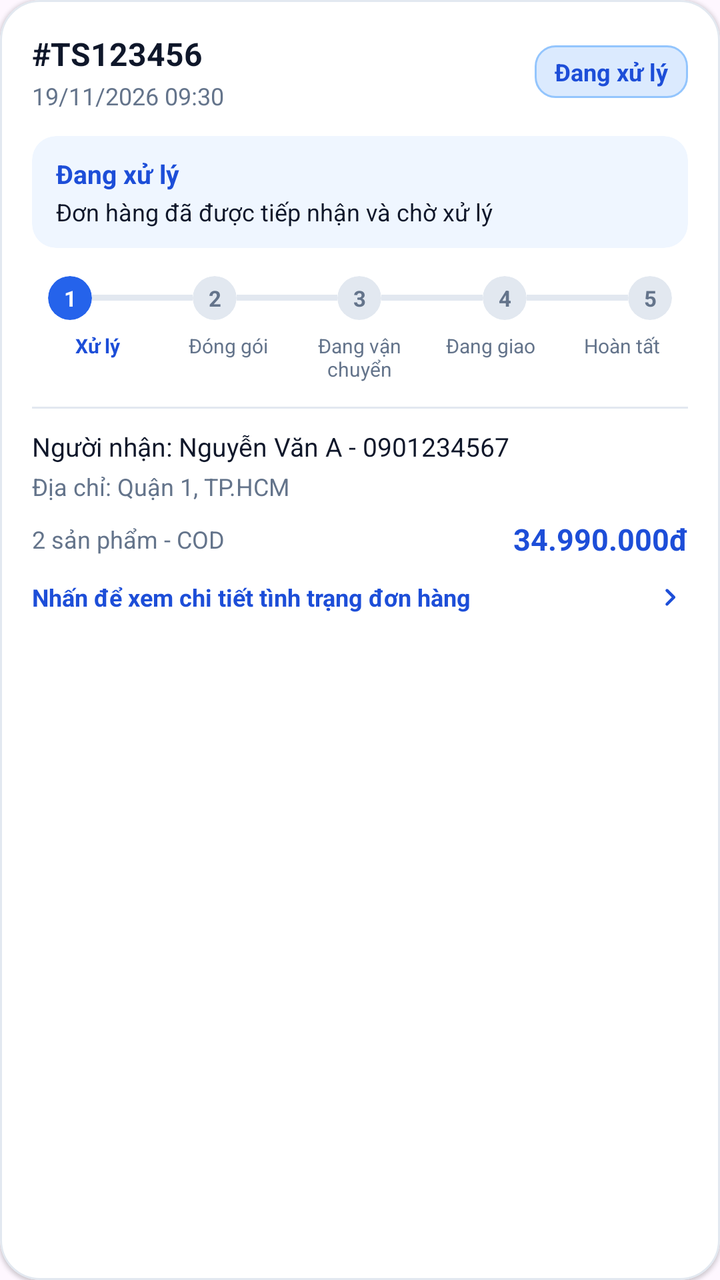
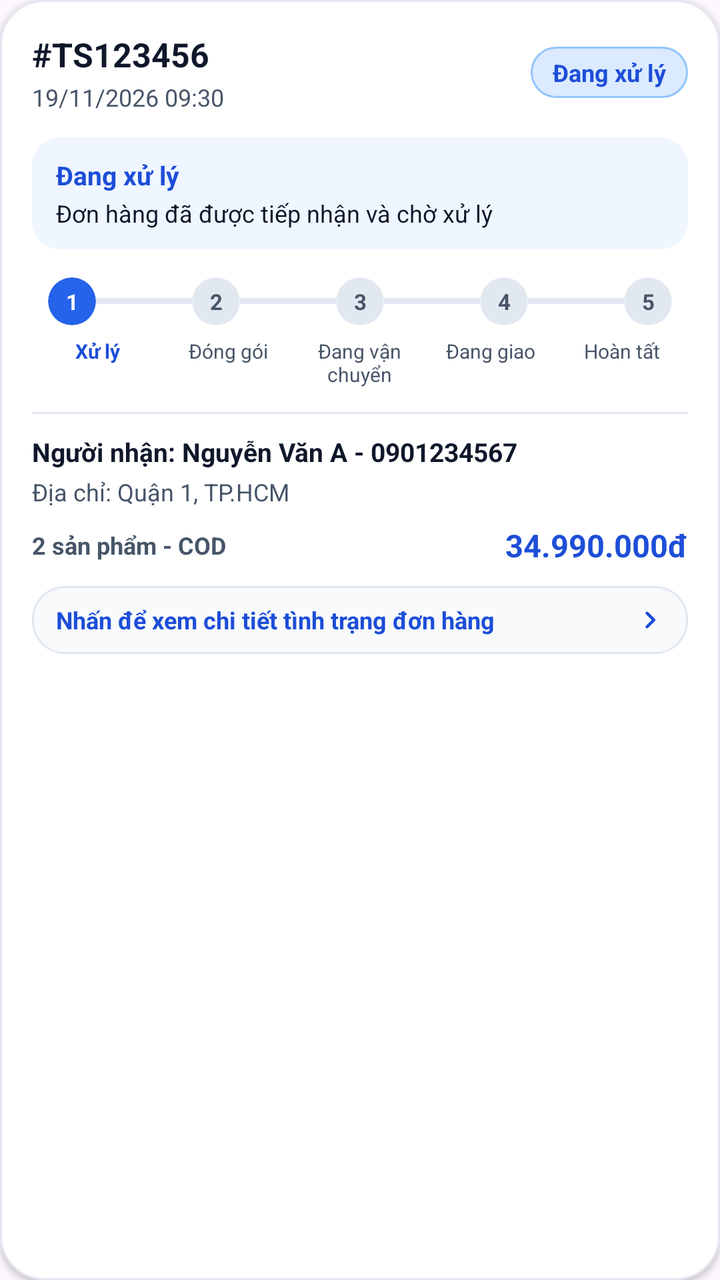

Compare the two renders of this Android layout. The source of the first and the diff that turns it into the second are given below.
<!-- AndroidManifest.xml: application theme Theme.MyApplication -->
<!-- res/layout/item_order_tracking.xml -->
<?xml version="1.0" encoding="utf-8"?>
<com.google.android.material.card.MaterialCardView xmlns:android="http://schemas.android.com/apk/res/android"
    xmlns:app="http://schemas.android.com/apk/res-auto"
    xmlns:tools="http://schemas.android.com/tools"
    android:layout_width="match_parent"
    android:layout_height="wrap_content"
    android:layout_marginBottom="14dp"
    app:cardBackgroundColor="@color/surface"
    app:cardCornerRadius="20dp"
    app:cardElevation="1dp"
    app:strokeColor="@color/border"
    app:strokeWidth="1dp"
    tools:ignore="HardcodedText">

    <LinearLayout
        android:layout_width="match_parent"
        android:layout_height="wrap_content"
        android:orientation="vertical"
        android:padding="16dp">

        
        <LinearLayout
            android:layout_width="match_parent"
            android:layout_height="wrap_content"
            android:gravity="center_vertical"
            android:orientation="horizontal">

            <LinearLayout
                android:layout_width="0dp"
                android:layout_height="wrap_content"
                android:layout_weight="1"
                android:orientation="vertical">

                <TextView
                    android:id="@+id/tvOrderCode"
                    android:layout_width="wrap_content"
                    android:layout_height="wrap_content"
                    android:text="#TS123456"
                    android:textColor="@color/ink"
                    android:textSize="16sp"
                    android:textStyle="bold" />

                <TextView
                    android:id="@+id/tvOrderDate"
                    android:layout_width="wrap_content"
                    android:layout_height="wrap_content"
                    android:layout_marginTop="2dp"
                    android:text="19/11/2026 09:30"
                    android:textColor="@color/text_secondary"
                    android:textSize="12sp" />
            </LinearLayout>

            <TextView
                android:id="@+id/tvStatusBadge"
                android:layout_width="wrap_content"
                android:layout_height="wrap_content"
                android:background="@drawable/bg_badge_primary"
                android:paddingStart="10dp"
                android:paddingTop="5dp"
                android:paddingEnd="10dp"
                android:paddingBottom="5dp"
                android:text="Đang xử lý"
                android:textColor="@color/primary_dark"
                android:textSize="12sp"
                android:textStyle="bold" />
        </LinearLayout>

        
        <com.google.android.material.card.MaterialCardView
            android:id="@+id/cardStageBanner"
            android:layout_width="match_parent"
            android:layout_height="wrap_content"
            android:layout_marginTop="12dp"
            app:cardBackgroundColor="@color/primary_soft"
            app:cardCornerRadius="12dp"
            app:cardElevation="0dp"
            app:strokeWidth="0dp">

            <LinearLayout
                android:layout_width="match_parent"
                android:layout_height="wrap_content"
                android:orientation="vertical"
                android:paddingStart="12dp"
                android:paddingTop="10dp"
                android:paddingEnd="12dp"
                android:paddingBottom="10dp">

                <TextView
                    android:id="@+id/tvStageTitle"
                    android:layout_width="wrap_content"
                    android:layout_height="wrap_content"
                    android:text="Đang xử lý"
                    android:textColor="@color/primary_dark"
                    android:textSize="13sp"
                    android:textStyle="bold" />

                <TextView
                    android:id="@+id/tvStageDesc"
                    android:layout_width="wrap_content"
                    android:layout_height="wrap_content"
                    android:layout_marginTop="2dp"
                    android:text="Đơn hàng đã được tiếp nhận và chờ xử lý"
                    android:textColor="@color/ink"
                    android:textSize="12sp" />
            </LinearLayout>
        </com.google.android.material.card.MaterialCardView>

        
        <LinearLayout
            android:layout_width="match_parent"
            android:layout_height="wrap_content"
            android:layout_marginTop="14dp"
            android:gravity="center_vertical"
            android:orientation="horizontal"
            android:paddingStart="8dp"
            android:paddingEnd="8dp">

            <com.google.android.material.card.MaterialCardView
                android:id="@+id/dotStep0"
                android:layout_width="22dp"
                android:layout_height="22dp"
                app:cardBackgroundColor="@color/primary"
                app:cardCornerRadius="11dp"
                app:cardElevation="0dp"
                app:strokeWidth="0dp">

                <TextView
                    android:id="@+id/tvDot0"
                    android:layout_width="match_parent"
                    android:layout_height="match_parent"
                    android:gravity="center"
                    android:text="1"
                    android:textColor="@color/white"
                    android:textSize="11sp"
                    android:textStyle="bold" />
            </com.google.android.material.card.MaterialCardView>

            <View
                android:id="@+id/line01"
                android:layout_width="0dp"
                android:layout_height="3dp"
                android:layout_weight="1"
                android:background="@color/border" />

            <com.google.android.material.card.MaterialCardView
                android:id="@+id/dotStep1"
                android:layout_width="22dp"
                android:layout_height="22dp"
                app:cardBackgroundColor="@color/border"
                app:cardCornerRadius="11dp"
                app:cardElevation="0dp"
                app:strokeWidth="0dp">

                <TextView
                    android:id="@+id/tvDot1"
                    android:layout_width="match_parent"
                    android:layout_height="match_parent"
                    android:gravity="center"
                    android:text="2"
                    android:textColor="@color/text_secondary"
                    android:textSize="11sp"
                    android:textStyle="bold" />
            </com.google.android.material.card.MaterialCardView>

            <View
                android:id="@+id/line12"
                android:layout_width="0dp"
                android:layout_height="3dp"
                android:layout_weight="1"
                android:background="@color/border" />

            <com.google.android.material.card.MaterialCardView
                android:id="@+id/dotStep2"
                android:layout_width="22dp"
                android:layout_height="22dp"
                app:cardBackgroundColor="@color/border"
                app:cardCornerRadius="11dp"
                app:cardElevation="0dp"
                app:strokeWidth="0dp">

                <TextView
                    android:id="@+id/tvDot2"
                    android:layout_width="match_parent"
                    android:layout_height="match_parent"
                    android:gravity="center"
                    android:text="3"
                    android:textColor="@color/text_secondary"
                    android:textSize="11sp"
                    android:textStyle="bold" />
            </com.google.android.material.card.MaterialCardView>

            <View
                android:id="@+id/line23"
                android:layout_width="0dp"
                android:layout_height="3dp"
                android:layout_weight="1"
                android:background="@color/border" />

            <com.google.android.material.card.MaterialCardView
                android:id="@+id/dotStep3"
                android:layout_width="22dp"
                android:layout_height="22dp"
                app:cardBackgroundColor="@color/border"
                app:cardCornerRadius="11dp"
                app:cardElevation="0dp"
                app:strokeWidth="0dp">

                <TextView
                    android:id="@+id/tvDot3"
                    android:layout_width="match_parent"
                    android:layout_height="match_parent"
                    android:gravity="center"
                    android:text="4"
                    android:textColor="@color/text_secondary"
                    android:textSize="11sp"
                    android:textStyle="bold" />
            </com.google.android.material.card.MaterialCardView>

            <View
                android:id="@+id/line34"
                android:layout_width="0dp"
                android:layout_height="3dp"
                android:layout_weight="1"
                android:background="@color/border" />

            <com.google.android.material.card.MaterialCardView
                android:id="@+id/dotStep4"
                android:layout_width="22dp"
                android:layout_height="22dp"
                app:cardBackgroundColor="@color/border"
                app:cardCornerRadius="11dp"
                app:cardElevation="0dp"
                app:strokeWidth="0dp">

                <TextView
                    android:id="@+id/tvDot4"
                    android:layout_width="match_parent"
                    android:layout_height="match_parent"
                    android:gravity="center"
                    android:text="5"
                    android:textColor="@color/text_secondary"
                    android:textSize="11sp"
                    android:textStyle="bold" />
            </com.google.android.material.card.MaterialCardView>
        </LinearLayout>

        
        <LinearLayout
            android:layout_width="match_parent"
            android:layout_height="wrap_content"
            android:layout_marginTop="6dp"
            android:orientation="horizontal">

            <TextView
                android:id="@+id/tvLabelStep0"
                android:layout_width="0dp"
                android:layout_height="wrap_content"
                android:layout_weight="1"
                android:gravity="center"
                android:text="Xử lý"
                android:textColor="@color/primary_dark"
                android:textSize="10sp"
                android:textStyle="bold" />

            <TextView
                android:id="@+id/tvLabelStep1"
                android:layout_width="0dp"
                android:layout_height="wrap_content"
                android:layout_weight="1"
                android:gravity="center"
                android:text="Đóng gói"
                android:textColor="@color/text_secondary"
                android:textSize="10sp" />

            <TextView
                android:id="@+id/tvLabelStep2"
                android:layout_width="0dp"
                android:layout_height="wrap_content"
                android:layout_weight="1"
                android:gravity="center"
                android:text="Đang vận chuyển"
                android:textColor="@color/text_secondary"
                android:textSize="10sp" />

            <TextView
                android:id="@+id/tvLabelStep3"
                android:layout_width="0dp"
                android:layout_height="wrap_content"
                android:layout_weight="1"
                android:gravity="center"
                android:text="Đang giao"
                android:textColor="@color/text_secondary"
                android:textSize="10sp" />

            <TextView
                android:id="@+id/tvLabelStep4"
                android:layout_width="0dp"
                android:layout_height="wrap_content"
                android:layout_weight="1"
                android:gravity="center"
                android:text="Hoàn tất"
                android:textColor="@color/text_secondary"
                android:textSize="10sp" />
        </LinearLayout>

        
        <View
            android:layout_width="match_parent"
            android:layout_height="1dp"
            android:layout_marginTop="12dp"
            android:layout_marginBottom="10dp"
            android:background="@color/border" />

        
        <TextView
            android:id="@+id/tvReceiverInfo"
            android:layout_width="match_parent"
            android:layout_height="wrap_content"
            android:text="Người nhận: Nguyễn Văn A - 0901234567"
            android:textColor="@color/ink"
            android:textSize="13sp" />

        <TextView
            android:id="@+id/tvAddressInfo"
            android:layout_width="match_parent"
            android:layout_height="wrap_content"
            android:layout_marginTop="3dp"
            android:ellipsize="end"
            android:maxLines="2"
            android:text="Địa chỉ: Quận 1, TP.HCM"
            android:textColor="@color/text_secondary"
            android:textSize="12sp" />

        <LinearLayout
            android:layout_width="match_parent"
            android:layout_height="wrap_content"
            android:layout_marginTop="8dp"
            android:gravity="center_vertical"
            android:orientation="horizontal">

            <TextView
                android:id="@+id/tvOrderMeta"
                android:layout_width="0dp"
                android:layout_height="wrap_content"
                android:layout_weight="1"
                android:text="2 sản phẩm - COD"
                android:textColor="@color/text_secondary"
                android:textSize="12sp" />

            <TextView
                android:id="@+id/tvOrderTotal"
                android:layout_width="wrap_content"
                android:layout_height="wrap_content"
                android:text="34.990.000đ"
                android:textColor="@color/primary_dark"
                android:textSize="15sp"
                android:textStyle="bold" />
        </LinearLayout>

        
        <LinearLayout
            android:layout_width="match_parent"
            android:layout_height="wrap_content"
            android:layout_marginTop="10dp"
            android:gravity="center_vertical"
            android:orientation="horizontal">

            <TextView
                android:layout_width="0dp"
                android:layout_height="wrap_content"
                android:layout_weight="1"
                android:text="Nhấn để xem chi tiết tình trạng đơn hàng"
                android:textColor="@color/primary_dark"
                android:textSize="12sp"
                android:textStyle="bold" />

            <ImageView
                android:layout_width="18dp"
                android:layout_height="18dp"
                android:contentDescription="Xem chi tiết"
                android:src="@drawable/ic_chevron_right_24"
                app:tint="@color/primary_dark" />
        </LinearLayout>

    </LinearLayout>
</com.google.android.material.card.MaterialCardView>
<!-- resources referenced by this layout -->
<resources>
  <color name="border">#E2E8F0</color>
  <color name="ink">#0F172A</color>
  <color name="primary">#2563EB</color>
  <color name="primary_dark">#1D4ED8</color>
  <color name="primary_soft">#EFF6FF</color>
  <color name="surface">#FFFFFFFF</color>
  <color name="text_secondary">#64748B</color>
  <color name="white">#FFFFFFFF</color>
  <!-- drawable bg_badge_primary (drawable) -->
  <?xml version="1.0" encoding="utf-8"?>
  <shape xmlns:android="http://schemas.android.com/apk/res/android" android:shape="rectangle">
      <solid android:color="#DBEAFE" />
      <stroke
          android:width="1dp"
          android:color="#93C5FD" />
      <corners android:radius="10dp" />
  </shape>
  <!-- drawable ic_chevron_right_24 (drawable) -->
  <?xml version="1.0" encoding="utf-8"?>
  <vector xmlns:android="http://schemas.android.com/apk/res/android"
      android:width="24dp"
      android:height="24dp"
      android:viewportWidth="24"
      android:viewportHeight="24">
      <path
          android:fillColor="#94A3B8"
          android:pathData="M9.29,6.71c-0.39,0.39 -0.39,1.02 0,1.41L13.17,12l-3.88,3.88c-0.39,0.39 -0.39,1.02 0,1.41c0.39,0.39 1.02,0.39 1.41,0l4.59,-4.59c0.39,-0.39 0.39,-1.02 0,-1.41L10.7,6.7C10.32,6.32 9.68,6.32 9.29,6.71z" />
  </vector>
  <style name="Theme.MyApplication" parent="Base.Theme.MyApplication" />
  <style name="Base.Theme.MyApplication" parent="Theme.Material3.Light.NoActionBar">
          <item name="colorPrimary">@color/primary</item>
          <item name="colorOnPrimary">@color/white</item>
          <item name="colorPrimaryContainer">@color/primary_soft</item>
          <item name="colorOnPrimaryContainer">@color/primary_dark</item>
          <item name="colorSecondaryContainer">@color/primary_soft</item>
          <item name="colorOnSecondaryContainer">@color/primary_dark</item>
          <item name="colorSurface">@color/surface</item>
          <item name="colorOnSurface">@color/ink</item>
          <item name="colorSurfaceVariant">@color/surface_subtle</item>
          <item name="colorOnSurfaceVariant">@color/text_secondary</item>
          <item name="colorOutline">@color/border_strong</item>
          <item name="elevationOverlayEnabled">false</item>
          <item name="android:fontFamily">sans-serif</item>
          <item name="android:windowLightStatusBar">true</item>
          <item name="android:statusBarColor">@color/screen_background</item>
          <item name="android:navigationBarColor">@color/screen_background</item>
          <item name="android:windowLightNavigationBar" tools:targetApi="27">true</item>
          <item name="android:windowActionModeOverlay">true</item>
      </style>
  <color name="surface_subtle">#F1F5F9</color>
  <color name="border_strong">#CBD5E1</color>
  <color name="screen_background">#F4F5F9</color>
</resources>

<!-- the commit's change to res/layout/item_order_tracking.xml (unified diff, before → after) -->
@@ -5,9 +5,12 @@
     android:layout_width="match_parent"
     android:layout_height="wrap_content"
     android:layout_marginBottom="14dp"
+    android:clickable="true"
+    android:focusable="true"
+    android:foreground="?attr/selectableItemBackground"
     app:cardBackgroundColor="@color/surface"
-    app:cardCornerRadius="20dp"
-    app:cardElevation="1dp"
+    app:cardCornerRadius="22dp"
+    app:cardElevation="2dp"
     app:strokeColor="@color/border"
     app:strokeWidth="1dp"
     tools:ignore="HardcodedText">
@@ -37,7 +40,7 @@
                     android:layout_height="wrap_content"
                     android:text="#TS123456"
                     android:textColor="@color/ink"
-                    android:textSize="16sp"
+                    android:textSize="16.5sp"
                     android:textStyle="bold" />
 
                 <TextView
@@ -55,10 +58,10 @@
                 android:layout_width="wrap_content"
                 android:layout_height="wrap_content"
                 android:background="@drawable/bg_badge_primary"
-                android:paddingStart="10dp"
-                android:paddingTop="5dp"
-                android:paddingEnd="10dp"
-                android:paddingBottom="5dp"
+                android:paddingStart="11dp"
+                android:paddingTop="4.5dp"
+                android:paddingEnd="11dp"
+                android:paddingBottom="4.5dp"
                 android:text="Đang xử lý"
                 android:textColor="@color/primary_dark"
                 android:textSize="12sp"
@@ -72,7 +75,7 @@
             android:layout_height="wrap_content"
             android:layout_marginTop="12dp"
             app:cardBackgroundColor="@color/primary_soft"
-            app:cardCornerRadius="12dp"
+            app:cardCornerRadius="14dp"
             app:cardElevation="0dp"
             app:strokeWidth="0dp">
 
@@ -117,10 +120,10 @@
 
             <com.google.android.material.card.MaterialCardView
                 android:id="@+id/dotStep0"
-                android:layout_width="22dp"
-                android:layout_height="22dp"
+                android:layout_width="24dp"
+                android:layout_height="24dp"
                 app:cardBackgroundColor="@color/primary"
-                app:cardCornerRadius="11dp"
+                app:cardCornerRadius="12dp"
                 app:cardElevation="0dp"
                 app:strokeWidth="0dp">
 
@@ -144,10 +147,10 @@
 
             <com.google.android.material.card.MaterialCardView
                 android:id="@+id/dotStep1"
-                android:layout_width="22dp"
-                android:layout_height="22dp"
+                android:layout_width="24dp"
+                android:layout_height="24dp"
                 app:cardBackgroundColor="@color/border"
-                app:cardCornerRadius="11dp"
+                app:cardCornerRadius="12dp"
                 app:cardElevation="0dp"
                 app:strokeWidth="0dp">
 
@@ -171,10 +174,10 @@
 
             <com.google.android.material.card.MaterialCardView
                 android:id="@+id/dotStep2"
-                android:layout_width="22dp"
-                android:layout_height="22dp"
+                android:layout_width="24dp"
+                android:layout_height="24dp"
                 app:cardBackgroundColor="@color/border"
-                app:cardCornerRadius="11dp"
+                app:cardCornerRadius="12dp"
                 app:cardElevation="0dp"
                 app:strokeWidth="0dp">
 
@@ -198,10 +201,10 @@
 
             <com.google.android.material.card.MaterialCardView
                 android:id="@+id/dotStep3"
-                android:layout_width="22dp"
-                android:layout_height="22dp"
+                android:layout_width="24dp"
+                android:layout_height="24dp"
                 app:cardBackgroundColor="@color/border"
-                app:cardCornerRadius="11dp"
+                app:cardCornerRadius="12dp"
                 app:cardElevation="0dp"
                 app:strokeWidth="0dp">
 
@@ -225,10 +228,10 @@
 
             <com.google.android.material.card.MaterialCardView
                 android:id="@+id/dotStep4"
-                android:layout_width="22dp"
-                android:layout_height="22dp"
+                android:layout_width="24dp"
+                android:layout_height="24dp"
                 app:cardBackgroundColor="@color/border"
-                app:cardCornerRadius="11dp"
+                app:cardCornerRadius="12dp"
                 app:cardElevation="0dp"
                 app:strokeWidth="0dp">
 
@@ -318,7 +321,8 @@
             android:layout_height="wrap_content"
             android:text="Người nhận: Nguyễn Văn A - 0901234567"
             android:textColor="@color/ink"
-            android:textSize="13sp" />
+            android:textSize="13sp"
+            android:textStyle="bold" />
 
         <TextView
             android:id="@+id/tvAddressInfo"
@@ -345,7 +349,8 @@
                 android:layout_weight="1"
                 android:text="2 sản phẩm - COD"
                 android:textColor="@color/text_secondary"
-                android:textSize="12sp" />
+                android:textSize="12sp"
+                android:textStyle="bold" />
 
             <TextView
                 android:id="@+id/tvOrderTotal"
@@ -353,7 +358,7 @@
                 android:layout_height="wrap_content"
                 android:text="34.990.000đ"
                 android:textColor="@color/primary_dark"
-                android:textSize="15sp"
+                android:textSize="15.5sp"
                 android:textStyle="bold" />
         </LinearLayout>
 
@@ -362,8 +367,13 @@
             android:layout_width="match_parent"
             android:layout_height="wrap_content"
             android:layout_marginTop="10dp"
+            android:background="@drawable/bg_spec_box"
             android:gravity="center_vertical"
-            android:orientation="horizontal">
+            android:orientation="horizontal"
+            android:paddingStart="12dp"
+            android:paddingTop="8dp"
+            android:paddingEnd="10dp"
+            android:paddingBottom="8dp">
 
             <TextView
                 android:layout_width="0dp"
<!-- resource entries referenced after the edit -->
@@ -6,7 +6,7 @@
   <color name="primary_dark">#1D4ED8</color>
   <color name="primary_soft">#EFF6FF</color>
   <color name="surface">#FFFFFFFF</color>
-  <color name="text_secondary">#64748B</color>
+  <color name="text_secondary">#475569</color>
   <color name="white">#FFFFFFFF</color>
   <!-- drawable bg_badge_primary (drawable) -->
   <?xml version="1.0" encoding="utf-8"?>
@@ -15,7 +15,16 @@
       <stroke
           android:width="1dp"
           android:color="#93C5FD" />
-      <corners android:radius="10dp" />
+      <corners android:radius="100dp" />
+  </shape>
+  <!-- drawable bg_spec_box (drawable) -->
+  <?xml version="1.0" encoding="utf-8"?>
+  <shape xmlns:android="http://schemas.android.com/apk/res/android" android:shape="rectangle">
+      <solid android:color="#F8FAFC" />
+      <stroke
+          android:width="1dp"
+          android:color="@color/border" />
+      <corners android:radius="16dp" />
   </shape>
   <!-- drawable ic_chevron_right_24 (drawable) -->
   <?xml version="1.0" encoding="utf-8"?>
@@ -34,7 +43,9 @@
           <item name="colorOnPrimary">@color/white</item>
           <item name="colorPrimaryContainer">@color/primary_soft</item>
           <item name="colorOnPrimaryContainer">@color/primary_dark</item>
-          <item name="colorSecondaryContainer">@color/primary_soft</item>
+          <item name="colorSecondary">@color/accent_indigo</item>
+          <item name="colorOnSecondary">@color/white</item>
+          <item name="colorSecondaryContainer">@color/accent_indigo_soft</item>
           <item name="colorOnSecondaryContainer">@color/primary_dark</item>
           <item name="colorSurface">@color/surface</item>
           <item name="colorOnSurface">@color/ink</item>
@@ -49,8 +60,10 @@
           <item name="android:windowLightNavigationBar" tools:targetApi="27">true</item>
           <item name="android:windowActionModeOverlay">true</item>
       </style>
-  <color name="surface_subtle">#F1F5F9</color>
+  <color name="accent_indigo">#4F46E5</color>
+  <color name="accent_indigo_soft">#EEF2FF</color>
+  <color name="surface_subtle">#EEF2FA</color>
   <color name="border_strong">#CBD5E1</color>
-  <color name="screen_background">#F4F5F9</color>
+  <color name="screen_background">#F2F5FC</color>
 </resources>
 
